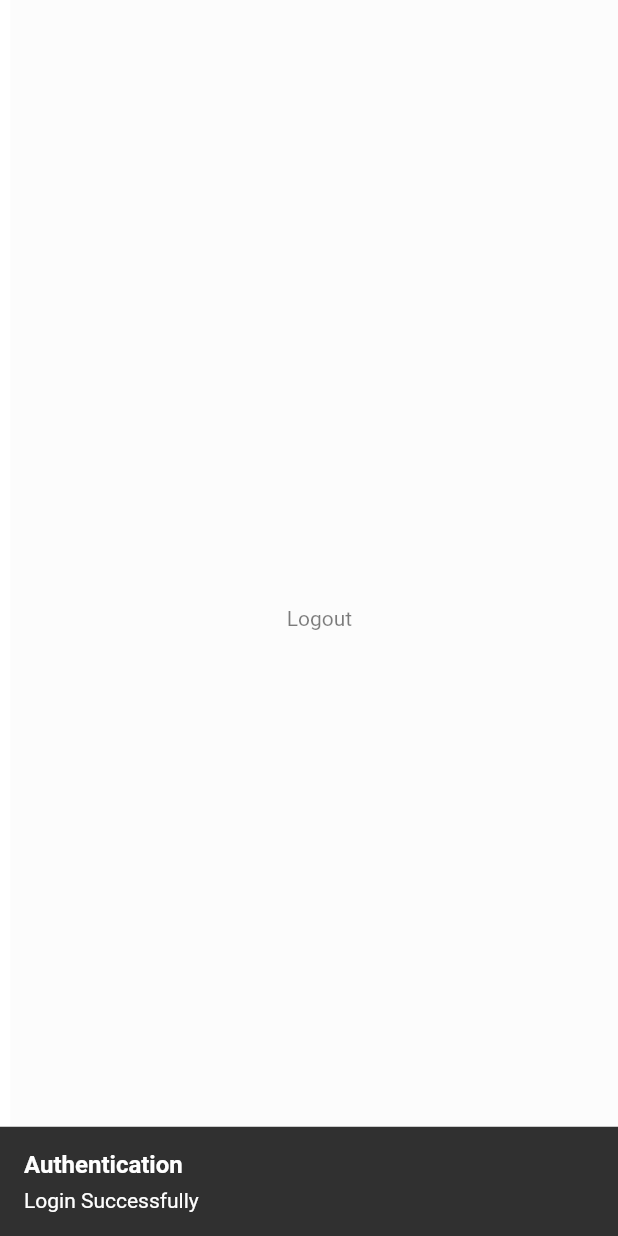
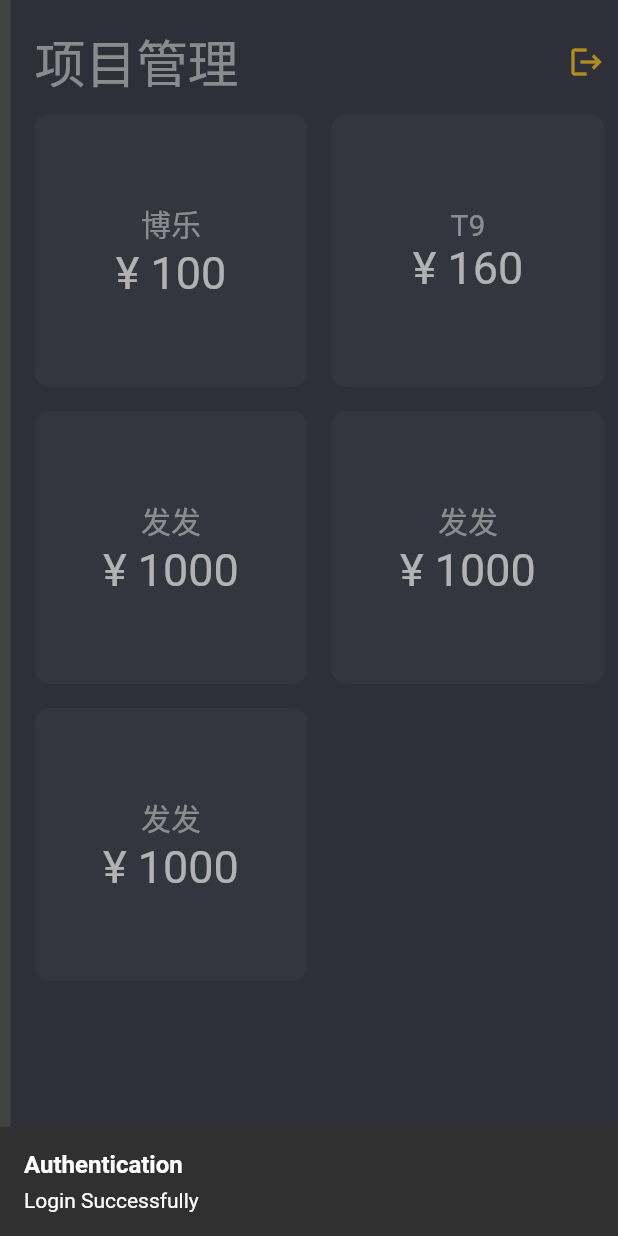
Before and after one commit to kelvin960606/flutter_provider_test, a Flutter app: the screen it shows after launch, after a tap on "LOGIN", on a phone screen of 412 x 824 dp. Run offline on Flutter 3.47's test engine with Material 2 defaults, Android fonts, the light colour scheme and no system bars; our stand-ins replace dio, firebase_core, flutter_secure_storage, get; accounts and stored records are empty.

Commit message:
handle login logic and back handler

```diff
--- /dev/null
+++ b/lib/components/authenticate.dart
@@ -0,0 +1,17 @@
+import 'package:flutter/material.dart';
+import 'package:flutter_with_provider/pages/home_page.dart';
+import 'package:flutter_with_provider/pages/login_page.dart';
+import 'package:flutter_with_provider/providers/auth_provider.dart';
+import 'package:provider/provider.dart';
+
+class Authenticate extends StatelessWidget {
+  const Authenticate({Key? key}) : super(key: key);
+
+  @override
+  Widget build(BuildContext context) {
+    if (Provider.of<AuthProvider>(context).isLogined) {
+      return HomePage();
+    }
+    return LoginPage();
+  }
+}
--- /dev/null
+++ b/lib/components/page_container.dart
@@ -0,0 +1,162 @@
+import 'package:flutter/material.dart';
+
+class PageContainer extends StatelessWidget {
+  const PageContainer({
+    Key? key,
+    this.onBack,
+    this.child,
+    this.drawer,
+    this.bgColor = Colors.grey,
+    this.doubleClickExit = false,
+    this.appBar,
+    this.bottomNavigationBar,
+    this.loading = false,
+  }) : super(key: key);
+
+  final Function? onBack;
+  final Widget? child;
+  final Drawer? drawer;
+  final Color? bgColor;
+  final bool doubleClickExit;
+  final PreferredSizeWidget? appBar;
+  final Widget? bottomNavigationBar;
+  final bool loading;
+
+  @override
+  Widget build(BuildContext context) {
+    return Scaffold(
+      appBar: appBar,
+      drawer: drawer,
+      bottomNavigationBar: bottomNavigationBar,
+      body: DoubleBackToCloseApp(
+          onBack: onBack,
+          enable: doubleClickExit,
+          snackBar: const SnackBar(
+            content: Text('Tap back again to leave'),
+          ),
+          child: Stack(
+            children: [
+              Container(
+                  padding:
+                      EdgeInsets.only(top: MediaQuery.of(context).padding.top),
+                  child: child!),
+              if (loading)
+                Positioned(
+                    child: Container(
+                  color: Colors.white.withOpacity(0.1),
+                  width: MediaQuery.of(context).size.width,
+                  height: MediaQuery.of(context).size.height,
+                  child: Center(
+                    child: CircularProgressIndicator(
+                      color: Colors.amber,
+                    ),
+                  ),
+                ))
+            ],
+          )),
+    );
+  }
+}
+
+class DoubleBackToCloseApp extends StatefulWidget {
+  /// The [SnackBar] shown when the user taps the back-button.
+  final SnackBar snackBar;
+
+  /// The widget below this widget in the tree.
+  final Widget child;
+
+  /// The on double back function enable
+  final bool enable;
+
+  /// Override on back action
+  final Function? onBack;
+
+  /// Creates a widget that allows the user to close the app by double tapping
+  /// the back-button.
+  const DoubleBackToCloseApp({
+    Key? key,
+    required this.snackBar,
+    required this.child,
+    this.enable = true,
+    this.onBack,
+  }) : super(key: key);
+
+  @override
+  _DoubleBackToCloseAppState createState() => _DoubleBackToCloseAppState();
+}
+
+class _DoubleBackToCloseAppState extends State<DoubleBackToCloseApp> {
+  /// The last time the user tapped Android's back-button.
+  DateTime? _lastTimeBackButtonWasTapped;
+
+  /// Returns whether the current platform is Android.
+  bool get _isAndroid => Theme.of(context).platform == TargetPlatform.android;
+
+  /// Returns whether the [DoubleBackToCloseApp.snackBar] is currently visible.
+  ///
+  /// The snack-bar is going to be considered visible if the duration of the
+  /// snack-bar is greater than the difference from now to the
+  /// [_lastTimeBackButtonWasTapped].
+  ///
+  /// This is not quite accurate since the snack-bar could've been dismissed by
+  /// the user, so this algorithm needs to be improved, as described in #2.
+  bool get _isSnackBarVisible {
+    final lastTimeBackButtonWasTapped = _lastTimeBackButtonWasTapped;
+    return (lastTimeBackButtonWasTapped != null) &&
+        (widget.snackBar.duration >
+            DateTime.now().difference(lastTimeBackButtonWasTapped));
+  }
+
+  /// Returns whether the next back navigation of this route will be handled
+  /// internally.
+  ///
+  /// Returns true when there's a widget that inserted an entry into the
+  /// local-history of the current route, in order to handle pop. This is done
+  /// by [Drawer], for example, so it can close on pop.
+  bool get _willHandlePopInternally =>
+      ModalRoute.of(context)?.willHandlePopInternally ?? false;
+
+  @override
+  Widget build(BuildContext context) {
+    assert(() {
+      _ensureThatContextContainsScaffold();
+      return true;
+    }());
+
+    if (_isAndroid) {
+      return WillPopScope(
+        onWillPop: _handleWillPop,
+        child: widget.child,
+      );
+    } else {
+      return widget.child;
+    }
+  }
+
+  /// Handles [WillPopScope.onWillPop].
+  Future<bool> _handleWillPop() async {
+    if (widget.enable) {
+      if (_isSnackBarVisible || _willHandlePopInternally) {
+        return true;
+      } else {
+        _lastTimeBackButtonWasTapped = DateTime.now();
+        final scaffoldMessenger = ScaffoldMessenger.of(context);
+        scaffoldMessenger.hideCurrentSnackBar();
+        scaffoldMessenger.showSnackBar(widget.snackBar);
+        return false;
+      }
+    } else {
+      widget.onBack!();
+      return false;
+    }
+  }
+
+  /// Throws a [FlutterError] if this widget was not wrapped in a [Scaffold].
+  void _ensureThatContextContainsScaffold() {
+    if (Scaffold.maybeOf(context) == null) {
+      throw FlutterError(
+        '`DoubleBackToCloseApp` must be wrapped in a `Scaffold`.',
+      );
+    }
+  }
+}
--- a/lib/constants/image.dart
+++ b/lib/constants/image.dart
@@ -5,3 +5,7 @@ class Images {
   static const String top1 = 'assets/images/Background/top1.png';
   static const String top2 = 'assets/images/Background/top2.png';
 }
+
+class Project {
+  static const String bole = 'assets/images/Project/bole.png';
+}
--- a/lib/constants/routes.dart
+++ b/lib/constants/routes.dart
@@ -1,8 +1,10 @@
 import 'package:flutter_with_provider/pages/home_page.dart';
 import 'package:flutter_with_provider/pages/login_page.dart';
+import 'package:flutter_with_provider/pages/project_detail_page.dart';
 import 'package:get/get.dart';
 
 var routes = [
   GetPage(name: '/login', page: () => LoginPage()),
   GetPage(name: '/home', page: () => HomePage()),
+  GetPage(name: '/projectDetail', page: () => ProjectDetailPage()),
 ];
--- /dev/null
+++ b/lib/constants/value.dart
@@ -0,0 +1,8 @@
+import 'package:flutter/material.dart';
+
+const primaryColor = Color(0xFF2697FF);
+const secondaryColor = Color(0xFF2A2D3E);
+const bgColor = Color(0xFF212332);
+
+const defaultPadding = 16.0;
+const STORAGE_LOGIN_KEY = 'loginKey';
--- a/lib/main.dart
+++ b/lib/main.dart
@@ -1,12 +1,15 @@
 import 'package:firebase_core/firebase_core.dart';
 import 'package:flutter/material.dart';
+import 'package:flutter_with_provider/pages/home_page.dart';
 import 'package:flutter_with_provider/pages/login_page.dart';
 import 'package:flutter_with_provider/providers/index.dart';
 import 'package:flutter_with_provider/services/initialize_service.dart';
 import 'package:get/route_manager.dart';
 import 'package:provider/provider.dart';
 
+import 'components/authenticate.dart';
 import 'constants/routes.dart';
+import 'constants/value.dart';
 
 void main() {
   WidgetsFlutterBinding.ensureInitialized();
@@ -22,8 +25,11 @@ class MyApp extends StatelessWidget {
       child: GetMaterialApp(
         title: 'Flutter Provider Test',
         debugShowCheckedModeBanner: false,
-        theme: ThemeData(
-          primarySwatch: Colors.blue,
+        theme: ThemeData.dark().copyWith(
+          scaffoldBackgroundColor: bgColor,
+          // textTheme: GoogleFonts.poppinsTextTheme(Theme.of(context).textTheme)
+          //     .apply(bodyColor: Colors.white),
+          canvasColor: secondaryColor,
         ),
         getPages: routes,
         home: InitPage(),
@@ -44,6 +50,12 @@ class _InitPageState extends State<InitPage> {
   final Future<FirebaseApp> _initialization = Firebase.initializeApp();
 
   @override
+  void initState() {
+    InitializeService().initAuthService(context);
+    super.initState();
+  }
+
+  @override
   Widget build(BuildContext context) {
     return FutureBuilder(
       // Initialize FlutterFire:
@@ -56,7 +68,7 @@ class _InitPageState extends State<InitPage> {
 
         // Once complete, show your application
         if (snapshot.connectionState == ConnectionState.done) {
-          return LoginPage();
+          return Authenticate();
         }
 
         // Otherwise, show something whilst waiting for initialization to complete
--- a/lib/pages/home_page.dart
+++ b/lib/pages/home_page.dart
@@ -1,5 +1,9 @@
 import 'package:flutter/material.dart';
+import 'package:flutter_with_provider/components/page_container.dart';
+import 'package:flutter_with_provider/constants/image.dart';
+import 'package:flutter_with_provider/constants/value.dart';
 import 'package:flutter_with_provider/providers/auth_provider.dart';
+import 'package:get/get.dart';
 import 'package:provider/provider.dart';
 
 class HomePage extends StatefulWidget {
@@ -16,9 +20,121 @@ class _HomePageState extends State<HomePage> {
 
   @override
   Widget build(BuildContext context) {
-    return Scaffold(
-      body: Center(
-        child: InkWell(onTap: _logoutPressed, child: Text('Logout')),
+    const projects = [
+      {
+        "title": '博乐',
+        "amount": '¥ 100',
+      },
+      {
+        "title": 'T9',
+        "amount": '¥ 160',
+      },
+      {
+        "title": '发发',
+        "amount": '¥ 1000',
+      },
+      {
+        "title": '发发',
+        "amount": '¥ 1000',
+      },
+      {
+        "title": '发发',
+        "amount": '¥ 1000',
+      }
+    ];
+    return PageContainer(
+      loading: Provider.of<AuthProvider>(context).isLoginLoading,
+      doubleClickExit: true,
+      child: Container(
+          padding: EdgeInsets.all(defaultPadding),
+          child: SingleChildScrollView(
+            child: Column(
+              crossAxisAlignment: CrossAxisAlignment.start,
+              children: [
+                Row(
+                  mainAxisAlignment: MainAxisAlignment.spaceBetween,
+                  children: [
+                    Text(
+                      '项目管理',
+                      style: Theme.of(context).textTheme.headline4,
+                    ),
+                    InkWell(
+                      onTap: _logoutPressed,
+                      child: Icon(
+                        Icons.logout,
+                        color: Colors.amber,
+                      ),
+                    )
+                  ],
+                ),
+                SizedBox(
+                  height: 10,
+                ),
+                GridView.builder(
+                  padding: EdgeInsets.zero,
+                  physics: NeverScrollableScrollPhysics(),
+                  shrinkWrap: true,
+                  itemCount: projects.length,
+                  gridDelegate: SliverGridDelegateWithFixedCrossAxisCount(
+                    crossAxisCount: 2,
+                    crossAxisSpacing: defaultPadding,
+                    mainAxisSpacing: defaultPadding,
+                    childAspectRatio: 1,
+                  ),
+                  itemBuilder: (context, index) => ProjectCard(
+                      title: projects[index]['title']!,
+                      amount: projects[index]['amount']!),
+                ),
+              ],
+            ),
+          )),
+    );
+  }
+}
+
+class ProjectCard extends StatelessWidget {
+  final String title;
+  final String amount;
+
+  const ProjectCard({
+    Key? key,
+    this.title = '',
+    this.amount = '',
+  }) : super(key: key);
+
+  @override
+  Widget build(BuildContext context) {
+    return Container(
+      padding: EdgeInsets.all(defaultPadding),
+      decoration: BoxDecoration(
+        color: secondaryColor,
+        borderRadius: const BorderRadius.all(Radius.circular(10)),
+      ),
+      child: InkWell(
+        onTap: () {
+          Get.toNamed('/projectDetail', arguments: title);
+          // onClick(index);
+        },
+        child: Column(
+          mainAxisAlignment: MainAxisAlignment.center,
+          crossAxisAlignment: CrossAxisAlignment.center,
+          children: [
+            Text(
+              title,
+              maxLines: 1,
+              overflow: TextOverflow.ellipsis,
+              style:
+                  Theme.of(context).textTheme.caption?.copyWith(fontSize: 20),
+            ),
+            Text(
+              amount,
+              style: Theme.of(context)
+                  .textTheme
+                  .caption
+                  ?.copyWith(color: Colors.white, fontSize: 30),
+            )
+          ],
+        ),
       ),
     );
   }
--- a/lib/pages/login_page.dart
+++ b/lib/pages/login_page.dart
@@ -1,5 +1,5 @@
 import 'package:flutter/material.dart';
-import 'package:flutter_with_provider/components/background.dart';
+import 'package:flutter_with_provider/components/page_container.dart';
 import 'package:flutter_with_provider/providers/auth_provider.dart';
 import 'package:flutter_with_provider/services/api_service.dart';
 import 'package:get/get.dart';
@@ -45,8 +45,8 @@ class _LoginPageState extends State<LoginPage> {
   Widget build(BuildContext context) {
     Size size = MediaQuery.of(context).size;
 
-    return Scaffold(
-      body: Background(
+    return PageContainer(
+      loading: Provider.of<AuthProvider>(context).isLoginLoading,
       child: Column(
         mainAxisAlignment: MainAxisAlignment.center,
         children: [
@@ -102,8 +102,7 @@ class _LoginPageState extends State<LoginPage> {
               onPressed: _loginPressed,
               style: ElevatedButton.styleFrom(
                 padding: const EdgeInsets.all(0),
-                  primary:
-                      Colors.pinkAccent, //change background color of button
+                primary: Colors.pinkAccent, //change background color of button
                 onPrimary: Colors.white, //change text color of button
                 shape: RoundedRectangleBorder(
                     borderRadius: BorderRadius.circular(80.0)),
@@ -112,7 +111,7 @@ class _LoginPageState extends State<LoginPage> {
               child: Container(
                 alignment: Alignment.center,
                 height: 50.0,
-                  width: size.width * 0.5,
+                // width: size.width * 0.5,
                 decoration: new BoxDecoration(
                     borderRadius: BorderRadius.circular(80.0),
                     gradient: new LinearGradient(colors: [
@@ -144,7 +143,6 @@ class _LoginPageState extends State<LoginPage> {
           )
         ],
       ),
-      ),
     );
   }
 }
--- a/lib/providers/auth_provider.dart
+++ b/lib/providers/auth_provider.dart
@@ -1,32 +1,65 @@
 import 'package:flutter/foundation.dart';
+import 'package:flutter_secure_storage/flutter_secure_storage.dart';
+import 'package:flutter_with_provider/constants/value.dart';
 import 'package:get/get.dart';
 
 class AuthProvider extends ChangeNotifier {
   bool isLogined = false;
+  bool isLoginLoading = false;
+  String loginToken = '';
+  final storage = new FlutterSecureStorage();
+
+  void updateLoginLoading(v) {
+    isLoginLoading = v;
+    notifyListeners();
+  }
+
+  void updateLoginStatus(v) {
+    isLogined = v;
+    notifyListeners();
+  }
+
+  void updateToken(String v) {
+    storage.write(key: STORAGE_LOGIN_KEY, value: v.isNotEmpty ? v : '');
+    loginToken = v;
+    notifyListeners();
+  }
+
+  void setLogin(v) {
+    updateLoginStatus(true);
+    updateToken(v);
+  }
+
+  void setLogout() {
+    updateLoginStatus(false);
+    updateToken('');
+  }
 
   Future login() async {
+    updateLoginLoading(true);
     Future.delayed(Duration(seconds: 1), () {
-      isLogined = true;
+      updateLoginLoading(false);
+      setLogin('asdasjdghskjadkashdasd');
       Get.toNamed('/home');
       Get.showSnackbar(GetBar(
         title: "Authentication",
         message: "Login Successfully",
         duration: Duration(seconds: 3),
       ));
-      notifyListeners();
     });
   }
 
   Future logout() async {
+    updateLoginLoading(true);
     Future.delayed(Duration(seconds: 1), () {
-      isLogined = false;
+      updateLoginLoading(false);
+      setLogout();
       Get.toNamed('/login');
       Get.showSnackbar(GetBar(
         title: "Authentication",
         message: "Logout Successfully",
         duration: Duration(seconds: 3),
       ));
-      notifyListeners();
     });
   }
 }
--- a/lib/services/initialize_service.dart
+++ b/lib/services/initialize_service.dart
@@ -1,6 +1,11 @@
 import 'package:firebase_core/firebase_core.dart';
+import 'package:flutter/material.dart';
+import 'package:flutter_secure_storage/flutter_secure_storage.dart';
+import 'package:flutter_with_provider/constants/value.dart';
+import 'package:flutter_with_provider/providers/auth_provider.dart';
 import 'package:flutter_with_provider/services/api_service.dart';
 import 'package:get/get.dart';
+import 'package:provider/provider.dart';
 
 class InitializeService {
   void init() async {
@@ -8,4 +13,12 @@ class InitializeService {
     ApiService apiService = Get.put(ApiService());
     apiService.init();
   }
+
+  void initAuthService(BuildContext context) async {
+    final storage = new FlutterSecureStorage();
+    String? value = await storage.read(key: STORAGE_LOGIN_KEY);
+    if (value != null && value.isNotEmpty) {
+      Provider.of<AuthProvider>(context, listen: false).setLogin(value);
+    }
+  }
 }
--- a/pubspec.yaml
+++ b/pubspec.yaml
@@ -53,6 +53,7 @@ flutter:
   # To add assets to your application, add an assets section, like this:
   assets:
     - assets/images/Background/
+    - assets/images/Project/
 
   # An image asset can refer to one or more resolution-specific "variants", see
   # https://flutter.dev/assets-and-images/#resolution-aware.
```
Also changed, not shown: lib/pages/project_detail_page.dart (added, +94 -0 lines), assets/images/Project/bole.png (added), 1 other file. Lines whose indentation alone changed are shown as unchanged.
